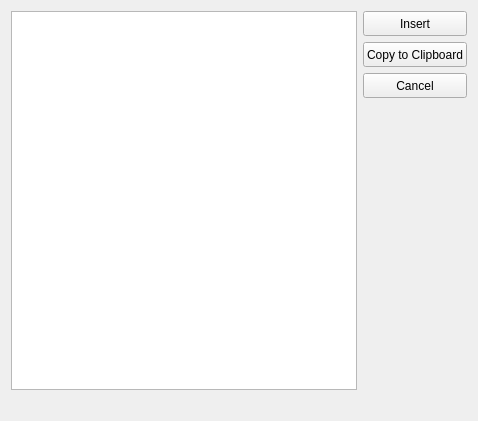
This is Qitom/ui/dialogIconBrowser.ui in itom-project/itom as Qt 5 draws it before an edit. The edited form follows.
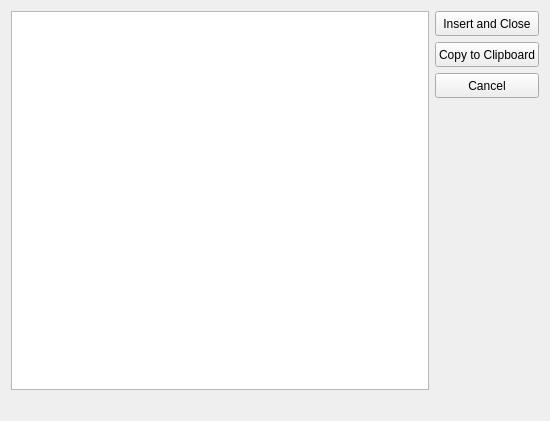
This is the edited form.

Patch:
```diff
--- a/Qitom/ui/dialogIconBrowser.ui
+++ b/Qitom/ui/dialogIconBrowser.ui
@@ -6,7 +6,7 @@
    <rect>
     <x>0</x>
     <y>0</y>
-    <width>478</width>
+    <width>550</width>
     <height>421</height>
    </rect>
   </property>
@@ -63,7 +63,7 @@
         </size>
        </property>
        <property name="text">
-        <string>Insert</string>
+        <string>Insert and Close</string>
        </property>
        <property name="autoDefault">
         <bool>false</bool>
```
Left out of the diff: 16 changed lines with no effect on the pictures.
